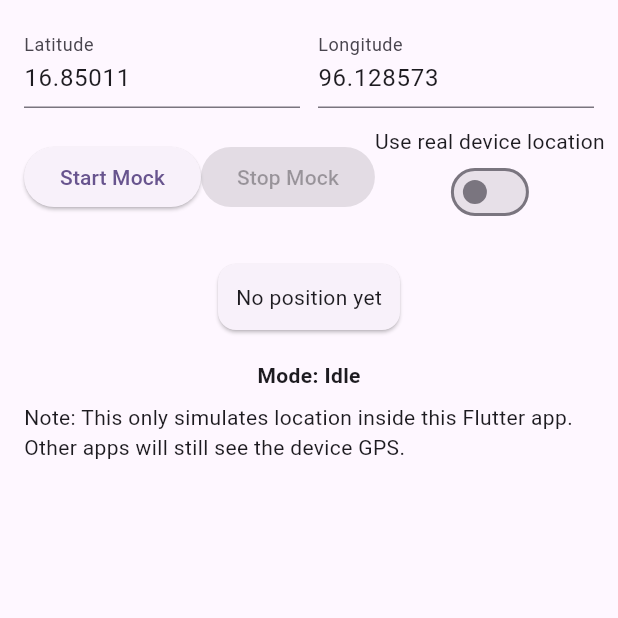
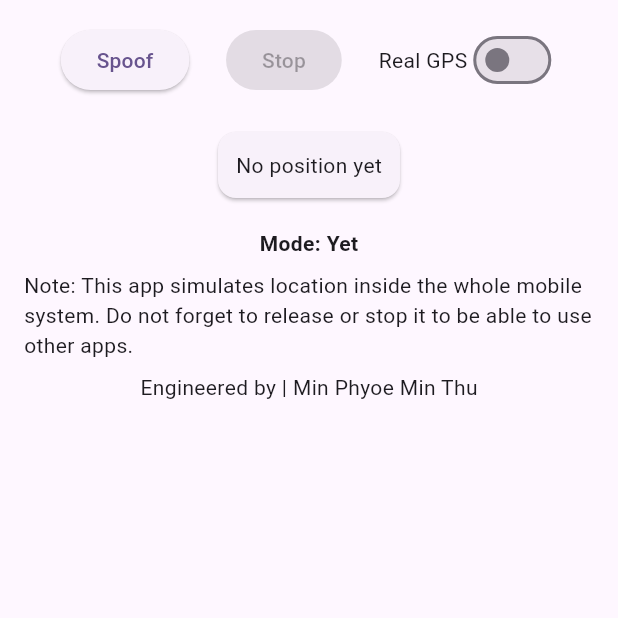
Before and after one commit to DejavuNerdPro/spoofing-vacuum, a Flutter app: the screen it shows after launch, on a phone screen of 412 x 824 dp, the top half of it. Run offline on Flutter 3.47's test engine with Material 3 defaults, Android fonts, the phone set to English and light mode, and no system bars; our stand-ins replace geolocator.

Commit message:
[MODIFIED] Release no avail function

```diff
--- a/spoof_vacuum/lib/main.dart
+++ b/spoof_vacuum/lib/main.dart
@@ -19,6 +19,7 @@ class MyApp extends StatelessWidget {
         colorScheme: ColorScheme.fromSeed(seedColor: Colors.deepPurple),
         useMaterial3: true,
       ),
+      debugShowCheckedModeBanner: false,
       home: const MyHomePage(title: 'Spoofing GPS'),
     );
   }
@@ -122,7 +123,6 @@ class _MyHomePageState extends State<MyHomePage> {
 
   // Subscribe to real device GPS stream (requires permissions)
   Future<void> _subscribeToRealLocation() async {
-    // permission flow
     LocationPermission permission = await Geolocator.checkPermission();
     if (permission == LocationPermission.denied) {
       permission = await Geolocator.requestPermission();
@@ -158,10 +158,8 @@ class _MyHomePageState extends State<MyHomePage> {
     if (v) {
       // switch to real
       await _subscribeToRealLocation();
-      // stop mock subscription (we can keep mocking running in background if desired)
       _mockSub?.cancel();
     } else {
-      // stop real stream and resume/subscribe to mock
       _unsubscribeRealLocation();
       if (_isMocking) _subscribeToMockStream();
     }
@@ -198,36 +196,37 @@ class _MyHomePageState extends State<MyHomePage> {
         child: Column(
           children: [
             // Input lat/lng
-            Row(
-              children: [
-                Expanded(
-                  child: TextFormField(
-                    initialValue: _lat.toString(),
-                    keyboardType: const TextInputType.numberWithOptions(
-                        decimal: true, signed: true),
-                    decoration: const InputDecoration(labelText: 'Latitude'),
-                    onChanged: (v) {
-                      final parsed = double.tryParse(v);
-                      if (parsed != null) _lat = parsed;
-                    },
-                  ),
-                ),
-                const SizedBox(width: 12),
-                Expanded(
-                  child: TextFormField(
-                    initialValue: _lng.toString(),
-                    keyboardType: const TextInputType.numberWithOptions(
-                        decimal: true, signed: true),
-                    decoration: const InputDecoration(labelText: 'Longitude'),
-                    onChanged: (v) {
-                      final parsed = double.tryParse(v);
-                      if (parsed != null) _lng = parsed;
-                    },
-                  ),
-                ),
-              ],
-            ),
-            const SizedBox(height: 12),
+            // Row(
+            //   children: [
+            //     Expanded(
+            //       child: TextFormField(
+            //         initialValue: _lat.toString(),
+            //         keyboardType: const TextInputType.numberWithOptions(
+            //             decimal: true, signed: true),
+            //         decoration: const InputDecoration(labelText: 'Latitude'),
+            //         readOnly: true,
+            //         onChanged: (v) {
+            //           final parsed = double.tryParse(v);
+            //           if (parsed != null) _lat = parsed;
+            //         },
+            //       ),
+            //     ),
+            //     const SizedBox(width: 12),
+            //     Expanded(
+            //       child: TextFormField(
+            //         initialValue: _lng.toString(),
+            //         keyboardType: const TextInputType.numberWithOptions(
+            //             decimal: true, signed: true),
+            //         decoration: const InputDecoration(labelText: 'Longitude'),
+            //         onChanged: (v) {
+            //           final parsed = double.tryParse(v);
+            //           if (parsed != null) _lng = parsed;
+            //         },
+            //       ),
+            //     ),
+            //   ],
+            // ),
+            // const SizedBox(height: 12),
 
             // mock start/stop & toggle real/mock
             Row(
@@ -235,19 +234,25 @@ class _MyHomePageState extends State<MyHomePage> {
               children: [
                 ElevatedButton(
                   onPressed: _isMocking ? null : () => _startMocking(),
-                  child: const Text('Start Mock'),
+                  child: const Text('Spoof'),
                 ),
                 ElevatedButton(
                   onPressed: _isMocking ? _stopMocking : null,
-                  child: const Text('Stop Mock'),
+                  child: const Text('Stop'),
                 ),
                 Column(
                   children: [
-                    const Text('Use real device location'),
-                    Switch(
+                    Row(
+              mainAxisAlignment: MainAxisAlignment.spaceEvenly,
+              children: [
+                const Text('Real GPS'),
+                Switch(
                       value: _useRealLocation,
                       onChanged: (v) => _toggleUseReal(v),
                     ),
+                        ],
+                      ),
+
                   ],
                 ),
               ],
@@ -264,12 +269,14 @@ class _MyHomePageState extends State<MyHomePage> {
 
             const SizedBox(height: 16),
             Text(
-              'Mode: ${_useRealLocation ? 'Real device location' : (_isMocking ? 'Mocking (internal)' : 'Idle') }',
+              'Mode: ${_useRealLocation ? 'Real device location' : (_isMocking ? 'Spoofing location' : 'Yet') }',
               style: const TextStyle(fontWeight: FontWeight.bold),
             ),
             const SizedBox(height: 8),
             const Text(
-                'Note: This only simulates location inside this Flutter app. Other apps will still see the device GPS.'),
+                'Note: This app simulates location inside the whole mobile system. Do not forget to release or stop it to be able to use other apps.'),
+            const SizedBox(height: 8),
+            const Text('Engineered by | Min Phyoe Min Thu')
           ],
         ),
       ),
```
